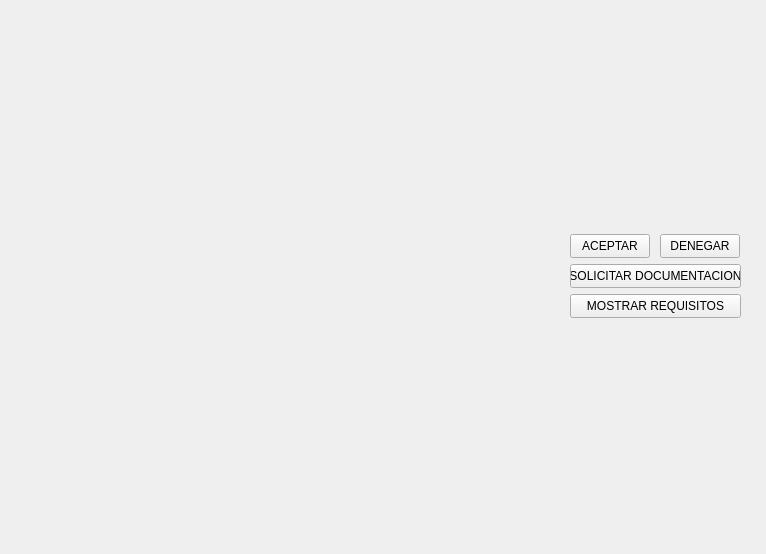
The window that gameplay.ui (facurz55/Paper-Please) describes before a commit, drawn with Qt 5.
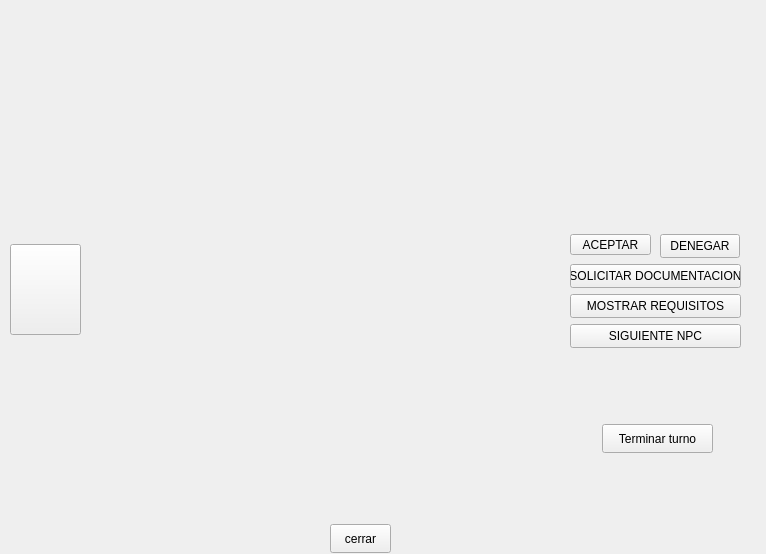
The same window after the commit. Icons and pictures are not drawn.

```diff
--- a/gameplay.ui
+++ b/gameplay.ui
@@ -77,10 +77,13 @@
              <rect>
               <x>570</x>
               <y>10</y>
-              <width>80</width>
-              <height>24</height>
+              <width>81</width>
+              <height>21</height>
              </rect>
             </property>
+            <property name="styleSheet">
+             <string notr="true"/>
+            </property>
             <property name="text">
              <string>ACEPTAR</string>
             </property>
@@ -124,6 +127,90 @@
              <string>MOSTRAR REQUISITOS</string>
             </property>
            </widget>
+           <widget class="QPushButton" name="Siguiente_NPC">
+            <property name="geometry">
+             <rect>
+              <x>570</x>
+              <y>100</y>
+              <width>171</width>
+              <height>24</height>
+             </rect>
+            </property>
+            <property name="text">
+             <string>SIGUIENTE NPC</string>
+            </property>
+           </widget>
+           <widget class="QPushButton" name="cerrar">
+            <property name="geometry">
+             <rect>
+              <x>330</x>
+              <y>300</y>
+              <width>61</width>
+              <height>29</height>
+             </rect>
+            </property>
+            <property name="text">
+             <string>cerrar</string>
+            </property>
+           </widget>
+           <widget class="QLabel" name="timer">
+            <property name="geometry">
+             <rect>
+              <x>0</x>
+              <y>300</y>
+              <width>63</width>
+              <height>20</height>
+             </rect>
+            </property>
+            <property name="text">
+             <string/>
+            </property>
+           </widget>
+           <widget class="QPushButton" name="documento">
+            <property name="geometry">
+             <rect>
+              <x>10</x>
+              <y>20</y>
+              <width>71</width>
+              <height>91</height>
+             </rect>
+            </property>
+            <property name="styleSheet">
+             <string notr="true">#documento{
+	
+	border-image: url(:/documents.png);
+}</string>
+            </property>
+            <property name="text">
+             <string/>
+            </property>
+           </widget>
+           <widget class="QLabel" name="datos">
+            <property name="geometry">
+             <rect>
+              <x>260</x>
+              <y>10</y>
+              <width>251</width>
+              <height>271</height>
+             </rect>
+            </property>
+            <property name="text">
+             <string/>
+            </property>
+           </widget>
+           <widget class="QPushButton" name="pasarDia">
+            <property name="geometry">
+             <rect>
+              <x>602</x>
+              <y>200</y>
+              <width>111</width>
+              <height>29</height>
+             </rect>
+            </property>
+            <property name="text">
+             <string>Terminar turno</string>
+            </property>
+           </widget>
           </widget>
          </item>
         </layout>
```
Left out of the diff: 57 changed lines with no effect on the pictures.
